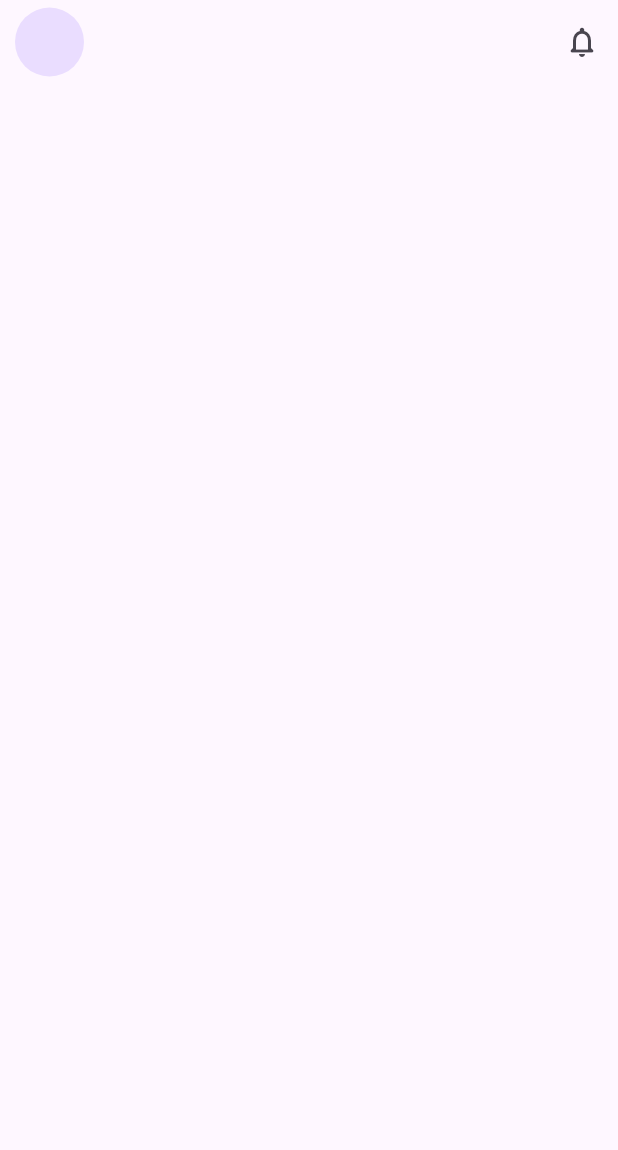
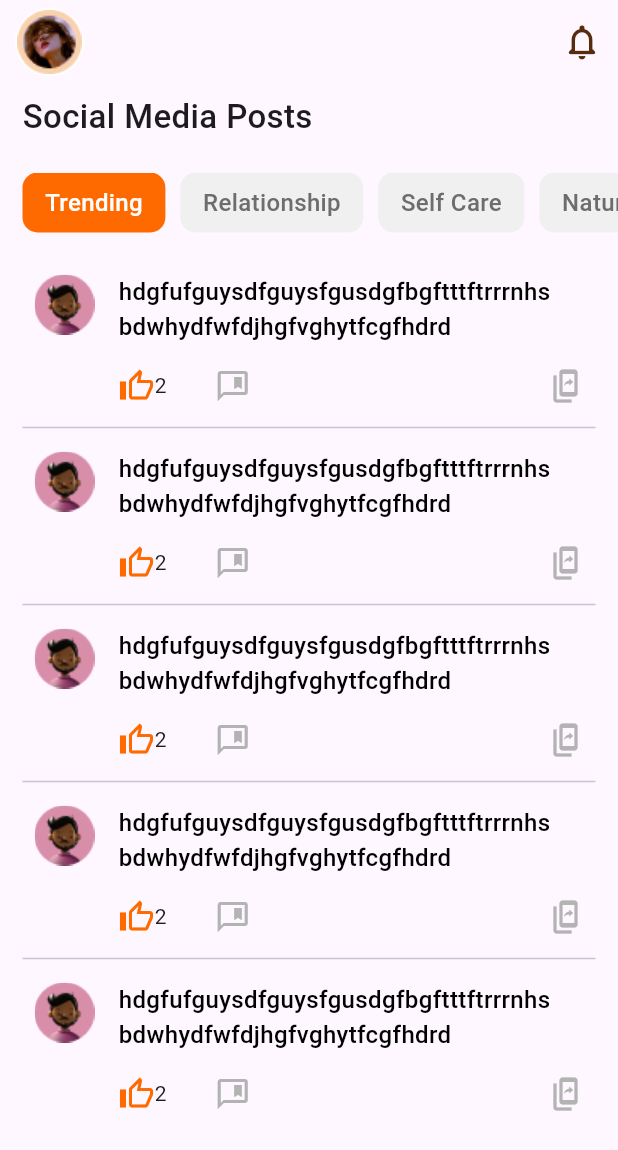
Before and after one commit to haadiyaa/meridian_test, a Flutter app: the screen it shows after launch, on a phone screen of 412 x 824 dp. Shown: the top 1150 px of the screen. Run offline on Flutter 3.47's test engine with Material 3 defaults, Android fonts, the phone set to English and light mode, and no system bars.

Commit message:
ui completed

```diff
--- /dev/null
+++ b/lib/core/appcolors.dart
@@ -0,0 +1,14 @@
+import 'package:flutter/material.dart';
+
+class MyAppColors {
+  // ======================Colors==================
+  static const Color primaryColor = Color(0xFFFF6A00);
+  static const Color secondaryColor = Color(0xFFB3B3B3);
+  static const Color backgroundColor = Color(0xFFF5F5F5);
+  static const Color likeIconColor = Color(0xFFFF6A00);
+  static const Color commentIconColor = Color(0xFFB3B3B3);
+  static const Color shareIconColor = Color(0xFFB3B3B3);
+  static const Color textColor = Color(0xFF000000);
+  static const Color subtitleTextColor = Color(0xFF6D6D6D);
+  static const Color appBarBackgroundColor = Color(0xFFFFFFFF);
+}
--- /dev/null
+++ b/lib/core/appconstants.dart
@@ -0,0 +1,25 @@
+import 'package:flutter/material.dart';
+
+class AppConstants {
+  // =====================HEIGHT==================================
+  static const SizedBox smallVerticalSpacing = SizedBox(height: 8);
+  static const SizedBox mediumVerticalSpacing = SizedBox(height: 16);
+  static const SizedBox largeVerticalSpacing = SizedBox(height: 32);
+
+  // =====================WIDTH=====================================
+  static const SizedBox smallHorizontalSpacing = SizedBox(width: 10);
+  static const SizedBox mediumHorizontalSpacing = SizedBox(width: 16);
+  static const SizedBox largeHorizontalSpacing = SizedBox(width: 32);
+
+  //======================IMAGES===================================
+  static const String profileImage='assets/images/profilepic.png';
+  static const String usersProfileImage='assets/images/users.png';
+
+  //============================STRINGS===========================
+  static const List<String> filterOptions = [
+    'Trending',
+    'Relationship',
+    'Self Care',
+    'Nature',
+  ];
+}
--- a/lib/homepage.dart
+++ /dev/null
@@ -1,25 +0,0 @@
-import 'package:flutter/material.dart';
-
-class HomePage extends StatelessWidget {
-  const HomePage({super.key});
-
-  @override
-  Widget build(BuildContext context) {
-    return Scaffold(
-      appBar: AppBar(
-        leading: const Padding(
-          padding: EdgeInsets.only(left: 10.0),
-          child: CircleAvatar(
-            radius: 10,
-          ),
-        ),
-        actions: [
-          IconButton(
-            onPressed: () {},
-            icon: const Icon(Icons.notifications_none_rounded),
-          ),
-        ],
-      ),
-    );
-  }
-}
--- a/lib/main.dart
+++ b/lib/main.dart
@@ -1,5 +1,5 @@
 import 'package:flutter/material.dart';
-import 'package:meridian_test/homepage.dart';
+import 'package:meridian_test/presentation/screens/homepage/view/homepage.dart';
 
 void main() {
   runApp(const MyApp());
--- /dev/null
+++ b/lib/presentation/screens/detailspage/view/detailspage.dart
@@ -0,0 +1,35 @@
+import 'package:flutter/material.dart';
+import 'package:meridian_test/core/appcolors.dart';
+import 'package:meridian_test/core/appconstants.dart';
+
+class Detailspage extends StatelessWidget {
+  const Detailspage({super.key});
+
+  @override
+  Widget build(BuildContext context) {
+    return Scaffold(
+      appBar: AppBar(),
+      body: Padding(
+        padding: const EdgeInsets.symmetric(horizontal: 15.0, vertical: 8),
+        child: Column(
+          crossAxisAlignment: CrossAxisAlignment.start,
+          children: [
+            Text(
+              'Title',
+              style: TextStyle(fontSize: 22, fontWeight: FontWeight.w500),
+            ),
+            AppConstants.mediumVerticalSpacing,
+            Text(
+              'hgfdfgfcgh',
+              style: TextStyle(
+                fontWeight: FontWeight.w500,
+                color: MyAppColors.textColor,
+                fontSize: 16,
+              ),
+            ),
+          ],
+        ),
+      ),
+    );
+  }
+}
--- /dev/null
+++ b/lib/presentation/screens/homepage/view/homepage.dart
@@ -0,0 +1,67 @@
+import 'package:flutter/material.dart';
+import 'package:meridian_test/core/appcolors.dart';
+import 'package:meridian_test/core/appconstants.dart';
+import 'package:meridian_test/presentation/screens/homepage/widgets/customlisttile.dart';
+import 'package:meridian_test/presentation/screens/homepage/widgets/filterwidget.dart';
+
+class HomePage extends StatefulWidget {
+  HomePage({super.key});
+
+  @override
+  State<HomePage> createState() => _HomePageState();
+}
+
+class _HomePageState extends State<HomePage> {
+  @override
+  Widget build(BuildContext context) {
+    return Scaffold(
+      appBar: AppBar(
+        leading: const Padding(
+          padding: EdgeInsets.only(left: 10.0),
+          child: CircleAvatar(
+            backgroundColor: MyAppColors.appBarBackgroundColor,
+            radius: 10,
+            child: Image(
+              image: AssetImage(AppConstants.profileImage),
+              fit: BoxFit.cover,
+            ),
+          ),
+        ),
+        actions: [
+          IconButton(
+            onPressed: () {},
+            icon: const Icon(
+              Icons.notifications_none_rounded,
+              color: Color.fromARGB(255, 87, 44, 14),
+            ),
+            iconSize: 28,
+          ),
+        ],
+      ),
+      body: Column(
+        crossAxisAlignment: CrossAxisAlignment.start,
+        children: [
+          const Padding(
+            padding: EdgeInsets.symmetric(horizontal: 15.0, vertical: 6),
+            child: Text(
+              'Social Media Posts',
+              style: TextStyle(fontSize: 22, fontWeight: FontWeight.w500),
+            ),
+          ),
+          AppConstants.mediumVerticalSpacing,
+          const FilterWidget(),
+          Expanded(
+            child: ListView.separated(
+              separatorBuilder: (context, index) => const Divider(),
+              padding: const EdgeInsets.symmetric(horizontal: 15, vertical: 20),
+              itemCount: 5,
+              itemBuilder: (BuildContext context, int index) {
+                return const CustomListTile();
+              },
+            ),
+          ),
+        ],
+      ),
+    );
+  }
+}
--- /dev/null
+++ b/lib/presentation/screens/homepage/widgets/customlisttile.dart
@@ -0,0 +1,79 @@
+import 'package:flutter/material.dart';
+import 'package:meridian_test/core/appcolors.dart';
+import 'package:meridian_test/core/appconstants.dart';
+import 'package:meridian_test/presentation/screens/detailspage/view/detailspage.dart';
+
+class CustomListTile extends StatelessWidget {
+  const CustomListTile({
+    super.key,
+  });
+
+  @override
+  Widget build(BuildContext context) {
+    return GestureDetector(
+      onTap: () {
+        Navigator.push(
+            context, MaterialPageRoute(builder: (_) => Detailspage()));
+      },
+      child: const Padding(
+        padding: EdgeInsets.all(8.0),
+        child: Row(
+          crossAxisAlignment: CrossAxisAlignment.start,
+          children: [
+            CircleAvatar(
+              child: Image(
+                image: AssetImage(AppConstants.usersProfileImage),
+              ),
+            ),
+            AppConstants.mediumHorizontalSpacing,
+            Expanded(
+              child: Column(
+                mainAxisAlignment: MainAxisAlignment.start,
+                crossAxisAlignment: CrossAxisAlignment.start,
+                children: [
+                  Padding(
+                    padding: EdgeInsets.only(right: 15.0),
+                    child: Text(
+                      'hdgfufguysdfguysfgusdgfbgftttftrrrnhsbdwhydfwfdjhgfvghytfcgfhdrd',
+                      style: TextStyle(
+                        fontWeight: FontWeight.w500,
+                        color: MyAppColors.textColor,
+                        fontSize: 16,
+                      ),
+                      maxLines: 3,
+                      overflow: TextOverflow.ellipsis,
+                    ),
+                  ),
+                  AppConstants.mediumVerticalSpacing,
+                  Row(
+                    mainAxisAlignment: MainAxisAlignment.spaceBetween,
+                    children: [
+                      Row(
+                        children: [
+                          Icon(
+                            Icons.thumb_up_alt_outlined,
+                            color: MyAppColors.likeIconColor,
+                          ),
+                          Text('2'),
+                          AppConstants.largeHorizontalSpacing,
+                          Icon(
+                            Icons.comment_bank_outlined,
+                            color: MyAppColors.commentIconColor,
+                          )
+                        ],
+                      ),
+                      Icon(
+                        Icons.offline_share,
+                        color: MyAppColors.shareIconColor,
+                      ),
+                    ],
+                  )
+                ],
+              ),
+            )
+          ],
+        ),
+      ),
+    );
+  }
+}
--- /dev/null
+++ b/lib/presentation/screens/homepage/widgets/filterwidget.dart
@@ -0,0 +1,63 @@
+import 'package:flutter/material.dart';
+import 'package:meridian_test/core/appcolors.dart';
+import 'package:meridian_test/core/appconstants.dart';
+
+class FilterWidget extends StatefulWidget {
+  const FilterWidget({super.key});
+
+  @override
+  State<FilterWidget> createState() => _FilterWidgetState();
+}
+
+class _FilterWidgetState extends State<FilterWidget> {
+  String selectedFilter = 'Trending';
+
+  @override
+  Widget build(BuildContext context) {
+    return SizedBox(
+      height: 40,
+      child: ListView.builder(
+        padding: EdgeInsets.symmetric(horizontal: 15),
+        scrollDirection: Axis.horizontal,
+        itemCount: AppConstants.filterOptions.length,
+        itemBuilder: (BuildContext context, int index) {
+          return GestureDetector(
+            onTap: () {
+              setState(() {
+                selectedFilter = AppConstants.filterOptions[index];
+              });
+            },
+            child: Container(
+              padding: const EdgeInsets.symmetric(horizontal: 15),
+              margin: const EdgeInsets.only(right: 10),
+              decoration: BoxDecoration(
+                borderRadius: BorderRadius.circular(
+                  10,
+                ),
+                color: selectedFilter == AppConstants.filterOptions[index]
+                    ? MyAppColors.primaryColor
+                    : const Color.fromARGB(255, 240, 240, 240),
+              ),
+              child: Center(
+                child: Text(
+                  AppConstants.filterOptions[index],
+                  style: selectedFilter == AppConstants.filterOptions[index]
+                      ? const TextStyle(
+                          color: MyAppColors.appBarBackgroundColor,
+                          fontWeight: FontWeight.w500,
+                          fontSize: 16,
+                        )
+                      : const TextStyle(
+                          color: MyAppColors.subtitleTextColor,
+                          fontWeight: FontWeight.w500,
+                          fontSize: 16,
+                        ),
+                ),
+              ),
+            ),
+          );
+        },
+      ),
+    );
+  }
+}
--- a/pubspec.yaml
+++ b/pubspec.yaml
@@ -59,9 +59,8 @@ flutter:
   uses-material-design: true
 
   # To add assets to your application, add an assets section, like this:
-  # assets:
-  #   - images/a_dot_burr.jpeg
-  #   - images/a_dot_ham.jpeg
+  assets:
+    - assets/images/
 
   # An image asset can refer to one or more resolution-specific "variants", see
   # https://flutter.dev/to/resolution-aware-images
```
Also changed, not shown: assets/images/profilepic.png (added), assets/images/users.png (added).
